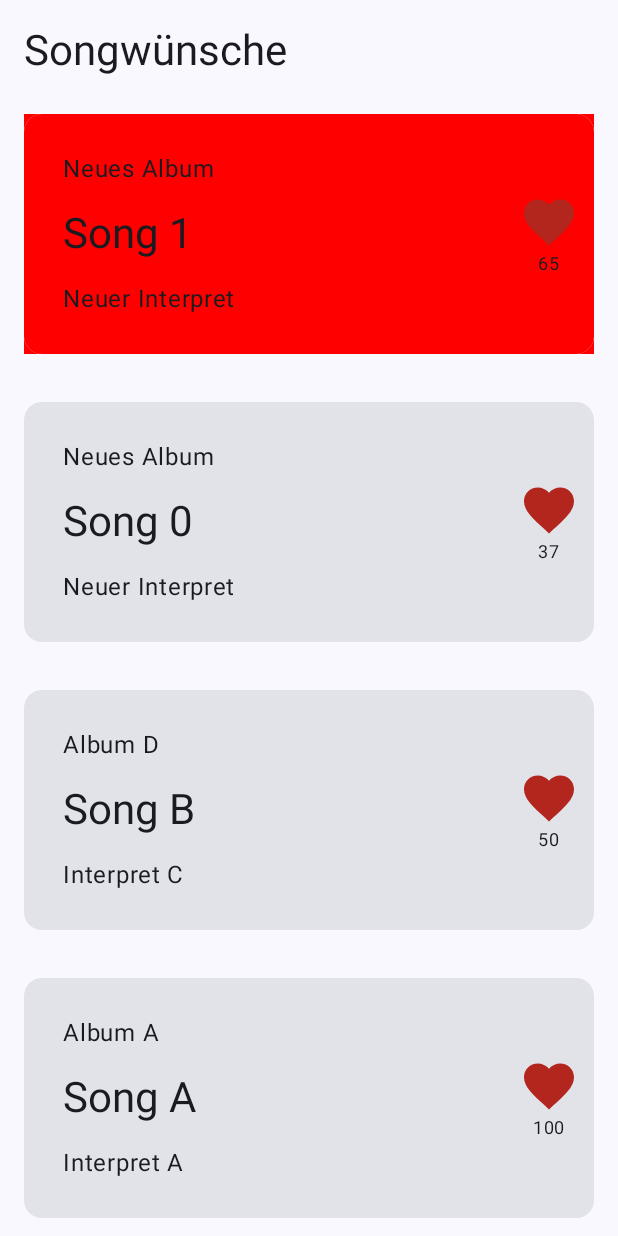
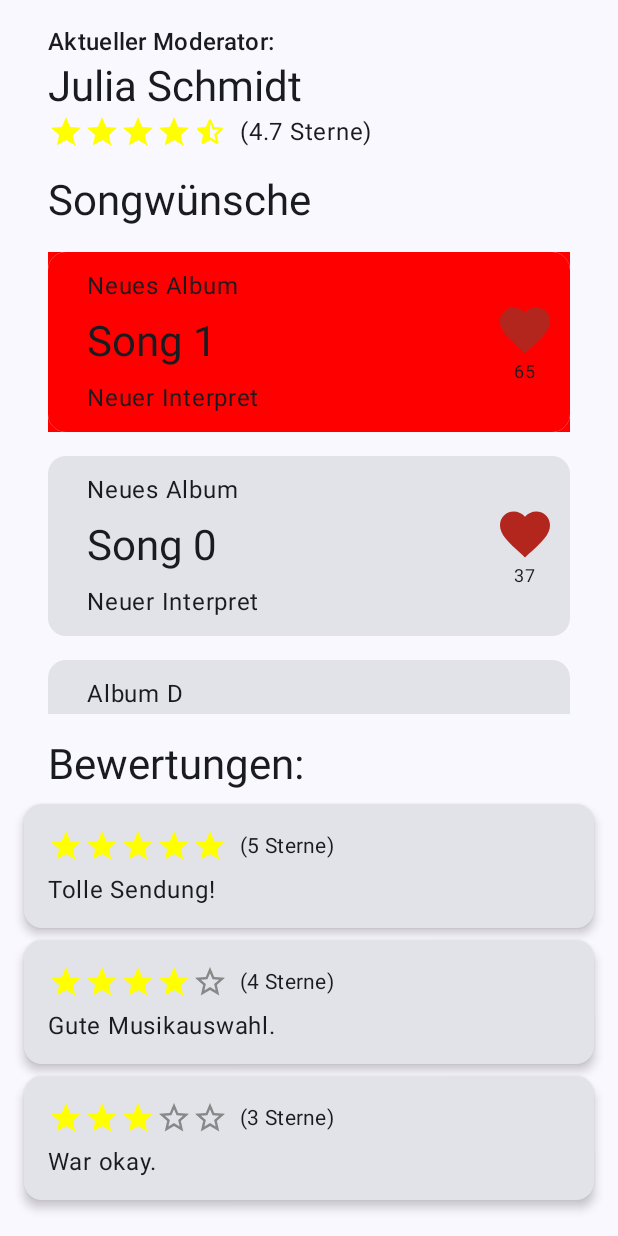
Before and after one commit to Tobias2212/Projekt-IU-tft-radio-moderator, an Android app built with Jetpack Compose: the screen it shows after launch (MainActivity), on a phone screen of 412 x 824 dp. Run offline under Robolectric (Android 15) with nearby library versions, the phone set to English and light mode, and no system bars.

Commit message:
Star rating system implemented

```diff
--- a/app/build.gradle.kts
+++ b/app/build.gradle.kts
@@ -69,4 +69,5 @@ dependencies {
     androidTestImplementation(libs.androidx.ui.test.junit4)
     debugImplementation(libs.androidx.ui.tooling)
     debugImplementation(libs.androidx.ui.test.manifest)
+    implementation(libs.androidx.compose.material.icons.extended)
 }
--- a/app/src/main/java/de/iu/tftradiomoderator/MainActivity.kt
+++ b/app/src/main/java/de/iu/tftradiomoderator/MainActivity.kt
@@ -4,17 +4,25 @@ import android.os.Bundle
 import androidx.activity.ComponentActivity
 import androidx.activity.compose.setContent
 import androidx.activity.enableEdgeToEdge
+import androidx.activity.viewModels
 import androidx.compose.foundation.layout.*
+import androidx.compose.foundation.rememberScrollState
+import androidx.compose.foundation.verticalScroll
 import androidx.compose.material3.*
 import androidx.compose.runtime.Composable
 import androidx.compose.ui.Modifier
 import androidx.compose.ui.tooling.preview.Preview
+import androidx.compose.ui.unit.dp
 import androidx.lifecycle.viewmodel.compose.viewModel
+import de.iu.tftradiomoderator.ui.ModeratorInfoSection
+import de.iu.tftradiomoderator.ui.RatingsSection
 import de.iu.tftradiomoderator.ui.SongRequestList
 import de.iu.tftradiomoderator.ui.theme.TftradiomoderatorTheme
+import de.iu.tftradiomoderator.viewModel.ModeratorViewModel
 import de.iu.tftradiomoderator.viewModel.SongRequestViewModel
 
 class MainActivity : ComponentActivity() {
+    private val songRequestViewModel: SongRequestViewModel by viewModels()
     override fun onCreate(savedInstanceState: Bundle?) {
         super.onCreate(savedInstanceState)
         enableEdgeToEdge()
@@ -26,7 +34,7 @@ class MainActivity : ComponentActivity() {
                         .statusBarsPadding(),
                     color = MaterialTheme.colorScheme.background,
                 ) {
-                    SongRequestView()
+                    MainScreen(songRequestViewModel = songRequestViewModel)
                 }
             }
         }
@@ -40,10 +48,39 @@ fun SongRequestView() {
     SongRequestList(viewModel = songRequestViewModel)
 }
 
+@Composable
+private fun MainScreen(
+    songRequestViewModel: SongRequestViewModel,
+    moderatorViewModel: ModeratorViewModel = viewModel()
+) {
+    Column(
+        modifier = Modifier
+            .fillMaxSize()
+            .padding(16.dp)
+    ) {
+        // Moderator-Informationen oben
+        ModeratorInfoSection(viewModel = moderatorViewModel)
+
+        Spacer(modifier = Modifier.height(0.dp))
+
+        // Liste der Wunschsongs mit Gewichtung
+        SongRequestList(
+            viewModel = songRequestViewModel,
+            modifier = Modifier.weight(1f)
+        )
+
+        Spacer(modifier = Modifier.height(16.dp))
+
+        // Bewertungen unten
+        RatingsSection(viewModel = moderatorViewModel)
+    }
+}
 
 
 @Preview(showBackground = true)
 @Composable
+
 fun Preview() {
-    SongRequestView()
+    val songRequestViewModel: SongRequestViewModel = viewModel()
+    MainScreen(songRequestViewModel = songRequestViewModel)
 }
--- /dev/null
+++ b/app/src/main/java/de/iu/tftradiomoderator/data/objects/Moderator.kt
@@ -0,0 +1,7 @@
+package de.iu.tftradiomoderator.data.objects
+
+
+data class Moderator(
+    val name: String,
+    val averageRating: Double
+)
--- /dev/null
+++ b/app/src/main/java/de/iu/tftradiomoderator/data/objects/Rating.kt
@@ -0,0 +1,96 @@
+package de.iu.tftradiomoderator.data.objects
+
+import androidx.compose.foundation.layout.Column
+import androidx.compose.foundation.layout.Row
+import androidx.compose.foundation.layout.Spacer
+import androidx.compose.foundation.layout.fillMaxWidth
+import androidx.compose.foundation.layout.height
+import androidx.compose.foundation.layout.padding
+import androidx.compose.foundation.layout.width
+import androidx.compose.material.icons.Icons
+import androidx.compose.material.icons.automirrored.rounded.StarHalf
+import androidx.compose.material.icons.filled.Star
+import androidx.compose.material3.Card
+import androidx.compose.material3.CardDefaults
+import androidx.compose.material3.Icon
+import androidx.compose.material3.MaterialTheme
+import androidx.compose.material3.Text
+import androidx.compose.runtime.Composable
+import androidx.compose.ui.Modifier
+import androidx.compose.ui.graphics.Color
+import androidx.compose.ui.unit.dp
+
+import androidx.compose.material.icons.outlined.StarBorder
+import androidx.compose.ui.Alignment
+
+
+data class Rating(
+    val rating: Int,
+    val comment: String
+)
+
+@Composable
+fun RatingCard(rating: Rating) {
+    Card(
+        modifier = Modifier.fillMaxWidth(),
+        elevation = CardDefaults.cardElevation(4.dp)
+    ) {
+        Column(
+            modifier = Modifier.padding(16.dp)
+        ) {
+
+            Row(
+                verticalAlignment = Alignment.CenterVertically
+            ) {
+                StarRating(rating = rating.rating.toDouble())
+                Spacer(modifier = Modifier.width(8.dp))
+                Text(
+                    text = "(${rating.rating} Sterne)",
+                    style = MaterialTheme.typography.bodyMedium
+                )
+            }
+            Spacer(modifier = Modifier.height(8.dp))
+
+            Text(
+                text = rating.comment,
+                style = MaterialTheme.typography.bodyLarge
+            )
+        }
+    }
+}
+
+@Composable
+fun StarRating(rating: Double, modifier: Modifier = Modifier) {
+    Row(modifier = modifier) {
+        val maxStars = 5
+        val fullStars = rating.toInt()
+        val hasHalfStar = (rating - fullStars) >= 0.5
+        val emptyStars = maxStars - fullStars - if (hasHalfStar) 1 else 0
+
+
+        repeat(fullStars) {
+            Icon(
+                imageVector = Icons.Filled.Star,
+                contentDescription = " Star",
+                tint = Color.Yellow
+            )
+        }
+
+        if (hasHalfStar) {
+            Icon(
+                imageVector = Icons.AutoMirrored.Rounded.StarHalf,
+                contentDescription = "half Star",
+                tint = Color.Yellow
+            )
+        }
+
+
+        repeat(emptyStars) {
+            Icon(
+                imageVector = Icons.Outlined.StarBorder,
+                contentDescription = "empty Star",
+                tint = Color.Gray
+            )
+        }
+    }
+}
--- /dev/null
+++ b/app/src/main/java/de/iu/tftradiomoderator/data/service/ModeratorService.kt
@@ -0,0 +1,23 @@
+package de.iu.tftradiomoderator.data.service
+import kotlinx.coroutines.delay
+import de.iu.tftradiomoderator.data.objects.Moderator
+import de.iu.tftradiomoderator.data.objects.Rating
+
+class ModeratorService {
+    suspend fun getCurrentModerator(): Moderator {
+        delay(1000L)
+        return Moderator(
+            name = "Julia Schmidt",
+            averageRating = 4.7
+        )
+    }
+
+    suspend fun getRatings(): List<Rating> {
+        delay(1000L)
+        return listOf(
+            Rating( rating = 5, comment = "Tolle Sendung!"),
+            Rating(rating = 4, comment = "Gute Musikauswahl."),
+            Rating(rating = 3, comment = "War okay.")
+        )
+    }
+}
--- /dev/null
+++ b/app/src/main/java/de/iu/tftradiomoderator/ui/ModeratorInfoSection.kt
@@ -0,0 +1,62 @@
+package de.iu.tftradiomoderator.ui
+
+import androidx.compose.foundation.layout.Arrangement
+import androidx.compose.foundation.layout.Column
+import androidx.compose.foundation.layout.Row
+import androidx.compose.foundation.layout.Spacer
+import androidx.compose.foundation.layout.fillMaxWidth
+import androidx.compose.foundation.layout.padding
+import androidx.compose.foundation.layout.width
+import androidx.compose.material3.MaterialTheme
+import androidx.compose.material3.Text
+import androidx.compose.runtime.Composable
+import androidx.compose.runtime.collectAsState
+import androidx.compose.runtime.getValue
+import androidx.compose.ui.Alignment
+import androidx.compose.ui.Modifier
+import androidx.compose.ui.res.stringResource
+import androidx.compose.ui.tooling.preview.Preview
+import androidx.compose.ui.unit.dp
+import androidx.lifecycle.viewmodel.compose.viewModel
+import de.iu.tftradiomoderator.R
+import de.iu.tftradiomoderator.data.objects.StarRating
+import de.iu.tftradiomoderator.viewModel.ModeratorViewModel
+
+@Composable
+fun ModeratorInfoSection(viewModel: ModeratorViewModel) {
+    val moderatorName by viewModel.moderatorName.collectAsState()
+    val averageRating by viewModel.averageRating.collectAsState()
+
+    Column(
+        modifier = Modifier
+            .fillMaxWidth()
+            .padding(horizontal = 16.dp)
+    ) {
+        Text(
+            text = stringResource(R.string.current_moderator),
+            style = MaterialTheme.typography.titleMedium,
+           )
+
+
+        Text(
+            text = moderatorName,
+            style = MaterialTheme.typography.headlineMedium
+        )
+        Row(verticalAlignment = Alignment.CenterVertically, horizontalArrangement = Arrangement.Start) {
+
+            StarRating(rating = averageRating)
+            Spacer(modifier = Modifier.width(8.dp))
+            Text(
+                text = "(${String.format("%.1f", averageRating)} Sterne)",
+                style = MaterialTheme.typography.bodyLarge
+            )
+
+        }
+
+    }
+}
+@Preview(showBackground = true)
+@Composable
+private fun Preview() {
+    ModeratorInfoSection(viewModel = viewModel())
+}
--- /dev/null
+++ b/app/src/main/java/de/iu/tftradiomoderator/ui/RatingsSection.kt
@@ -0,0 +1,51 @@
+package de.iu.tftradiomoderator.ui
+
+import androidx.compose.foundation.layout.Column
+import androidx.compose.foundation.layout.Spacer
+import androidx.compose.foundation.layout.fillMaxWidth
+import androidx.compose.foundation.layout.height
+import androidx.compose.foundation.layout.padding
+import androidx.compose.material3.MaterialTheme
+import androidx.compose.material3.Text
+import androidx.compose.runtime.Composable
+import androidx.compose.runtime.collectAsState
+import androidx.compose.runtime.getValue
+import androidx.compose.ui.Modifier
+import androidx.compose.ui.res.stringResource
+import androidx.compose.ui.tooling.preview.Preview
+import androidx.compose.ui.unit.dp
+import androidx.lifecycle.viewmodel.compose.viewModel
+import de.iu.tftradiomoderator.R
+import de.iu.tftradiomoderator.data.objects.RatingCard
+import de.iu.tftradiomoderator.viewModel.ModeratorViewModel
+
+@Composable
+fun RatingsSection(viewModel: ModeratorViewModel) {
+    val ratings by viewModel.ratings.collectAsState()
+
+    Column(
+        modifier = Modifier.fillMaxWidth()
+
+    ) {
+        Text(
+            text = stringResource(R.string.evaluation),
+            style = MaterialTheme.typography.headlineMedium,
+            modifier = Modifier.padding(horizontal = 16.dp)
+        )
+
+        Spacer(modifier = Modifier.height(8.dp))
+
+
+        ratings.forEach { rating ->
+            RatingCard(rating = rating)
+            Spacer(modifier = Modifier.height(8.dp))
+        }
+    }
+
+}
+
+@Preview(showBackground = true)
+@Composable
+private fun Preview() {
+    RatingsSection(viewModel = viewModel())
+}
--- a/app/src/main/java/de/iu/tftradiomoderator/ui/SongRequestCard.kt
+++ b/app/src/main/java/de/iu/tftradiomoderator/ui/SongRequestCard.kt
@@ -35,7 +35,7 @@ fun SongRequestCard(
             .fillMaxWidth()
             .padding(vertical = 8.dp)
             .background (highlightColor)
-            .height(160.dp),
+            .height(120.dp),
         shape = MaterialTheme.shapes.medium,
 
     ) {
@@ -51,9 +51,9 @@ fun SongRequestCard(
                     .padding(horizontal = 16.dp)
                     .weight(1f)
             ) {
-                Album(text = album, modifier = Modifier.padding(vertical = 8.dp))
-                Title(text = title, modifier = Modifier.padding(vertical = 8.dp))
-                Interpret(text = interpret, modifier = Modifier.padding(vertical = 8.dp))
+                Album(text = album, modifier = Modifier)
+                Title(text = title, modifier = Modifier.padding(vertical = 10.dp))
+                Interpret(text = interpret, modifier = Modifier)
             }
             Favorite(favoriteCount = favoriteCount)
         }
--- a/app/src/main/java/de/iu/tftradiomoderator/ui/SongRequestList.kt
+++ b/app/src/main/java/de/iu/tftradiomoderator/ui/SongRequestList.kt
@@ -31,13 +31,13 @@ import kotlinx.coroutines.launch
 
 
 @Composable
-internal fun SongRequestList(viewModel:SongRequestViewModel) {
+internal fun SongRequestList(
+    viewModel: SongRequestViewModel,
+    modifier: Modifier = Modifier
+) {
     var prevFirstSong by remember { mutableStateOf<SongRequest?>(null) }
     var highlightedSong by remember { mutableStateOf<SongRequest?>(null) }
-    val songRequestList = viewModel.songRequests.collectAsState().value
-    LaunchedEffect(key1 = viewModel) {
-        viewModel.getRequestList()
-    }
+    val songRequestList by viewModel.songRequests.collectAsState()
 
     LaunchedEffect(songRequestList) {
         if (songRequestList.isNotEmpty()) {
@@ -46,22 +46,19 @@ internal fun SongRequestList(viewModel:SongRequestViewModel) {
                 prevFirstSong = firstSong
                 highlightedSong = firstSong
 
-
                 launch {
                     delay(1000L)
                     highlightedSong = null
-
                 }
             }
         }
     }
 
     Column(
-        modifier = Modifier
-            .fillMaxSize()
+        modifier = modifier
+            .fillMaxWidth()
             .padding(horizontal = 16.dp)
     ) {
-
         Text(
             text = "Songwünsche",
             style = MaterialTheme.typography.headlineMedium,
@@ -71,14 +68,14 @@ internal fun SongRequestList(viewModel:SongRequestViewModel) {
             )
         )
 
+
         LazyColumn {
             items(songRequestList) { song ->
                 val highlightColor = if (song == highlightedSong) Color.Red else Color.Transparent
 
-
                 AnimatedVisibility(
                     visible = true,
-                    enter = fadeIn() + slideInVertically(initialOffsetY = { -it }), // Slide-in von oben
+                    enter = fadeIn() + slideInVertically(initialOffsetY = { -it }),
                     exit = fadeOut() + slideOutVertically()
                 ) {
                     SongRequestCard(
@@ -89,7 +86,7 @@ internal fun SongRequestList(viewModel:SongRequestViewModel) {
                         highlightColor = highlightColor,
                         modifier = Modifier
                             .fillMaxWidth()
-                            .padding(vertical = 8.dp)
+                            .padding(vertical = 0.dp)
                     )
                 }
             }
--- /dev/null
+++ b/app/src/main/java/de/iu/tftradiomoderator/viewModel/ModeratorViewModel.kt
@@ -0,0 +1,43 @@
+package de.iu.tftradiomoderator.viewModel
+
+import androidx.lifecycle.ViewModel
+import androidx.lifecycle.viewModelScope
+import kotlinx.coroutines.flow.MutableStateFlow
+import kotlinx.coroutines.flow.StateFlow
+import kotlinx.coroutines.launch
+import de.iu.tftradiomoderator.data.service.ModeratorService
+
+import de.iu.tftradiomoderator.data.objects.Rating
+
+class ModeratorViewModel : ViewModel() {
+    private val moderatorService = ModeratorService()
+
+    private val _moderatorName = MutableStateFlow("Max Mustermann")
+    val moderatorName: StateFlow<String> = _moderatorName
+
+    private val _averageRating = MutableStateFlow(4.5)
+    val averageRating: StateFlow<Double> = _averageRating
+
+    private val _ratings = MutableStateFlow<List<Rating>>(emptyList())
+    val ratings: StateFlow<List<Rating>> = _ratings
+
+    init {
+        loadModeratorInfo()
+        loadRatings()
+    }
+
+    private fun loadModeratorInfo() {
+        viewModelScope.launch {
+            val moderator = moderatorService.getCurrentModerator()
+            _moderatorName.value = moderator.name
+            _averageRating.value = moderator.averageRating
+        }
+    }
+
+    private fun loadRatings() {
+        viewModelScope.launch {
+            val ratingsList = moderatorService.getRatings()
+            _ratings.value = ratingsList
+        }
+    }
+}
--- a/app/src/main/java/de/iu/tftradiomoderator/viewModel/SongRequestViewModel.kt
+++ b/app/src/main/java/de/iu/tftradiomoderator/viewModel/SongRequestViewModel.kt
@@ -15,27 +15,27 @@ internal class SongRequestViewModel : ViewModel() {
     internal val _songRequests = MutableStateFlow<List<SongRequest>>(emptyList())
     var songRequests: StateFlow<List<SongRequest>> = _songRequests
 
-    fun getRequestList()
-    {
-        loadSongRequests()
-        _songRequests.value = songRequestService.getSongRequests().toList()
-
-
-    }
+//    fun getRequestList()
+//    {
+//        loadSongRequests()
+//        _songRequests.value = songRequestService.getSongRequests().toList()
+//
+//
+//    }
 init {
     startPollingForNewRequests()
 }
 
-    private fun loadSongRequests() {
-        viewModelScope.launch {
-
-           songRequestService.getInitialSongRequestes()
-
-        }
-    }
+//    private fun loadSongRequests() {
+//        viewModelScope.launch {
+//            songRequestService.getInitialSongRequestes()
+//
+//        }
+//    }
 
     private fun startPollingForNewRequests() {
         viewModelScope.launch {
+            songRequestService.getInitialSongRequestes()
             while (true) {
                 songRequestService.getLatestSongRequest()
                 _songRequests.value = songRequestService.getSongRequests().toList()
@@ -45,4 +45,6 @@ init {
             }
         }
     }
+
+
 }
--- a/app/src/main/res/values/strings.xml
+++ b/app/src/main/res/values/strings.xml
@@ -1,3 +1,6 @@
 <resources>
     <string name="app_name">tft.radio.moderator</string>
+    <string name="evaluation">Bewertungen:</string>
+    <string name="average_rating">Durchschnittliche Bewertung: %1$s</string>
+    <string name="current_moderator">Aktueller Moderator:</string>
 </resources>
--- a/gradle/libs.versions.toml
+++ b/gradle/libs.versions.toml
@@ -11,7 +11,7 @@ composeBom = "2024.04.01"
 lifecycleViewmodelCompose = "2.8.5"
 material3 = "1.3.0"
 ui = "1.7.1"
-
+compose = "1.5.1"
 [libraries]
 androidx-core-ktx = { group = "androidx.core", name = "core-ktx", version.ref = "coreKtx" }
 androidx-lifecycle-viewmodel-compose = { module = "androidx.lifecycle:lifecycle-viewmodel-compose", version.ref = "lifecycleViewmodelCompose" }
@@ -30,6 +30,7 @@ androidx-ui-test-junit4 = { group = "androidx.compose.ui", name = "ui-test-junit
 androidx-material3 = { group = "androidx.compose.material3", name = "material3" }
 material3 = { module = "androidx.compose.material3:material3", version.ref = "material3" }
 ui = { module = "androidx.compose.ui:ui", version.ref = "ui" }
+androidx-compose-material-icons-extended = { module = "androidx.compose.material:material-icons-extended", version.ref = "compose" }
 
 [plugins]
 android-application = { id = "com.android.application", version.ref = "agp" }
```
